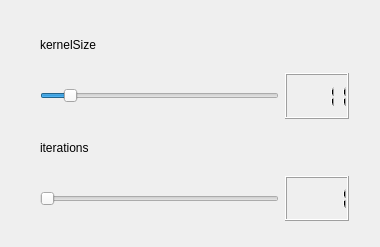
This is src/ip/dialogs/MedianFilterStepDialog.ui in schwittlick/BachelorThesis as Qt 5 draws it before an edit. The edited form follows.
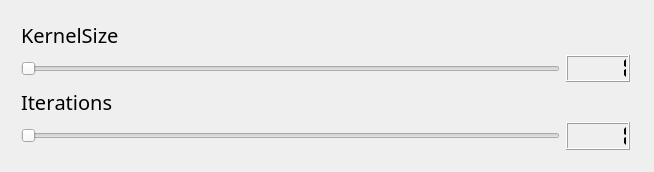
This is the edited form.

Commit message: prettifying some of the dialogs

```diff
--- a/src/ip/dialogs/MedianFilterStepDialog.ui
+++ b/src/ip/dialogs/MedianFilterStepDialog.ui
@@ -6,27 +6,34 @@
    <rect>
     <x>0</x>
     <y>0</y>
-    <width>380</width>
-    <height>247</height>
+    <width>654</width>
+    <height>172</height>
    </rect>
   </property>
   <property name="windowTitle">
    <string>MedianFilterStepDialog</string>
   </property>
-  <widget class="QWidget" name="">
+  <widget class="QWidget" name="layoutWidget">
    <property name="geometry">
     <rect>
-     <x>29</x>
-     <y>11</y>
-     <width>331</width>
-     <height>221</height>
+     <x>10</x>
+     <y>10</y>
+     <width>631</width>
+     <height>151</height>
     </rect>
    </property>
    <layout class="QVBoxLayout" name="verticalLayout">
     <item>
      <widget class="QLabel" name="label">
+      <property name="font">
+       <font>
+        <family>Replica-Bold</family>
+        <pointsize>15</pointsize>
+        <kerning>false</kerning>
+       </font>
+      </property>
       <property name="text">
-       <string>kernelSize</string>
+       <string>KernelSize</string>
       </property>
      </widget>
     </item>
@@ -38,7 +45,7 @@
          <number>1</number>
         </property>
         <property name="value">
-         <number>11</number>
+         <number>1</number>
         </property>
         <property name="orientation">
          <enum>Qt::Horizontal</enum>
@@ -47,8 +54,14 @@
       </item>
       <item>
        <widget class="QLCDNumber" name="kernelSizeNumber">
+        <property name="segmentStyle">
+         <enum>QLCDNumber::Flat</enum>
+        </property>
+        <property name="value" stdset="0">
+         <double>1.000000000000000</double>
+        </property>
         <property name="intValue" stdset="0">
-         <number>11</number>
+         <number>1</number>
         </property>
        </widget>
       </item>
@@ -56,8 +69,15 @@
     </item>
     <item>
      <widget class="QLabel" name="label_2">
+      <property name="font">
+       <font>
+        <family>Replica-Bold</family>
+        <pointsize>15</pointsize>
+        <kerning>false</kerning>
+       </font>
+      </property>
       <property name="text">
-       <string>iterations</string>
+       <string>Iterations</string>
       </property>
      </widget>
     </item>
@@ -78,6 +98,9 @@
       </item>
       <item>
        <widget class="QLCDNumber" name="iterationsNumber">
+        <property name="segmentStyle">
+         <enum>QLCDNumber::Flat</enum>
+        </property>
         <property name="intValue" stdset="0">
          <number>1</number>
         </property>
```
The commit also changes 7 other files.
